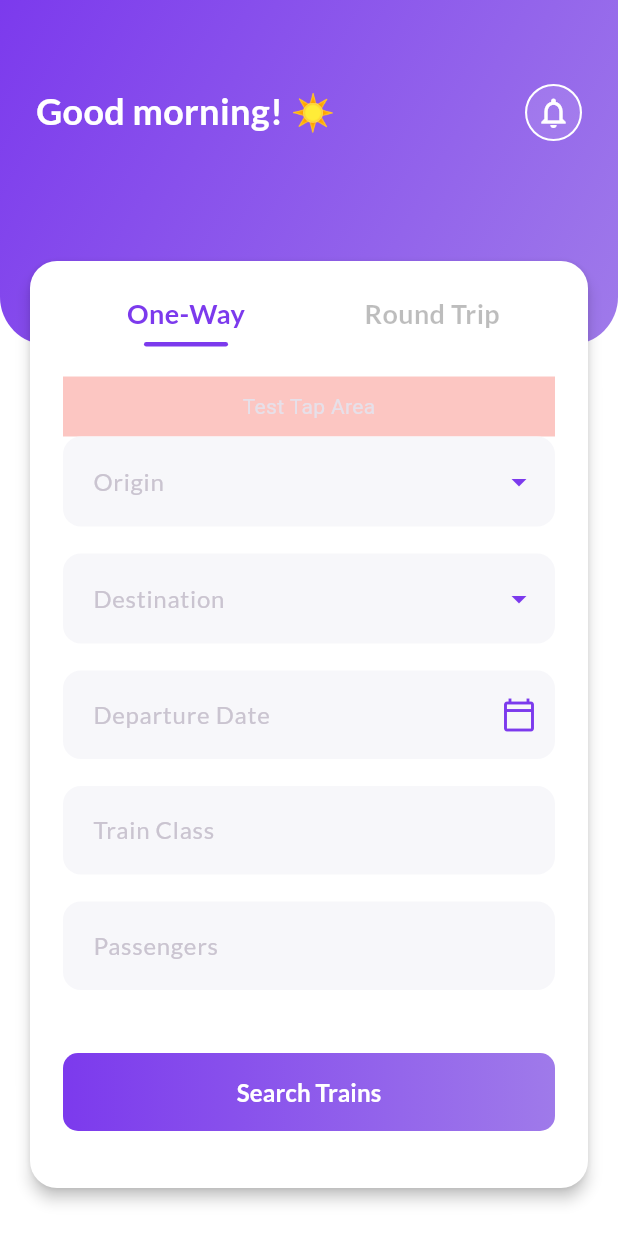
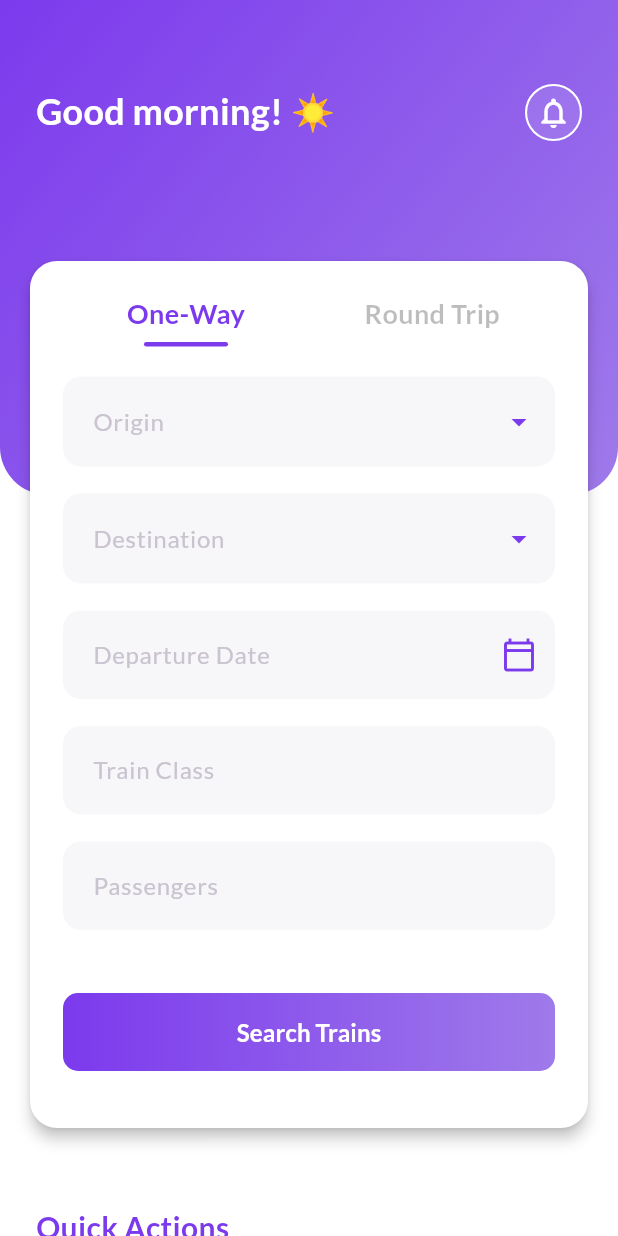
Before and after one commit to abhishek1021/train-booking-app, a Flutter app: the SearchTab screen opened directly, on a phone screen of 412 x 824 dp. Run offline on Flutter 3.47's test engine with Material 3 defaults, Android fonts, the phone set to English and light mode, and no system bars; our stand-ins replace dio, flutter_neumorphic_plus, flutter_svg, shared_preferences; accounts and stored records are empty; network calls fail.

Commit message:
Added train search screen and fixes in UI in search screen

```diff
--- a/mobile/lib/screens/home/tabs/search_tab.dart
+++ b/mobile/lib/screens/home/tabs/search_tab.dart
@@ -4,6 +4,7 @@ import 'dart:convert';
 import 'package:dio/dio.dart';
 import 'package:train_booking_app/api_constants.dart';
 import 'package:train_booking_app/screens/city_search_screen.dart';
+import 'package:train_booking_app/screens/train_search_results_screen.dart'; // Add this line
 
 class SearchTab extends StatefulWidget {
   const SearchTab({Key? key}) : super(key: key);
@@ -29,19 +30,50 @@ class _SearchTabState extends State<SearchTab> {
 
   final String citiesEndpoint = "${ApiConstants.baseUrl}/api/v1/cities";
 
-  @override
-  void initState() {
-    super.initState();
-    _loadUsername();
-    _fetchCities();
-    WidgetsBinding.instance.addPostFrameCallback((_) => _updateSearchCardHeight());
+  String _getGreetingEmoji() {
+    final hour = DateTime.now().hour;
+    if (hour >= 5 && hour < 12) {
+      return '☀️';
+    } else if (hour >= 12 && hour < 17) {
+      return '🌤️';
+    } else if (hour >= 17 && hour < 21) {
+      return '🌆';
+    } else {
+      return '🌙';
+    }
   }
 
-  @override
-  void dispose() {
-    originController.dispose();
-    destinationController.dispose();
-    super.dispose();
+  String _getGreeting() {
+    final hour = DateTime.now().hour;
+    if (hour >= 5 && hour < 12) {
+      return 'Good morning! ';
+    } else if (hour >= 12 && hour < 17) {
+      return 'Good afternoon ';
+    } else if (hour >= 17 && hour < 21) {
+      return 'Good evening ';
+    } else {
+      return 'Good night ';
+    }
+  }
+
+  String _toCamelCase(String? input) {
+    if (input == null || input.trim().isEmpty) return '';
+    final words = input.trim().split(RegExp(r'[_\s]+'));
+    return words.map((w) => w.isEmpty ? '' : w[0].toUpperCase() + w.substring(1).toLowerCase()).join(' ');
+  }
+
+  void _updateSearchCardHeight() {
+    WidgetsBinding.instance.addPostFrameCallback((_) {
+      final context = _searchCardKey.currentContext;
+      if (context != null) {
+        final newHeight = context.size?.height ?? 0;
+        if ((_searchCardHeight - newHeight).abs() > 2) {
+          setState(() {
+            _searchCardHeight = newHeight;
+          });
+        }
+      }
+    });
   }
 
   Future<void> _fetchCities() async {
@@ -76,71 +108,33 @@ class _SearchTabState extends State<SearchTab> {
     });
   }
 
-  String _getGreeting() {
-    final hour = DateTime.now().hour;
-    if (hour >= 5 && hour < 12) {
-      return 'Good morning! ☀️';
-    } else if (hour >= 12 && hour < 17) {
-      return 'Good afternoon 🌤️';
-    } else if (hour >= 17 && hour < 21) {
-      return 'Good evening 🌆';
-    } else {
-      return 'Good night 🌙';
-    }
+  @override
+  void initState() {
+    super.initState();
+    _loadUsername();
+    _fetchCities();
+    WidgetsBinding.instance.addPostFrameCallback((_) => _updateSearchCardHeight());
   }
 
-  String _toCamelCase(String? input) {
-    if (input == null || input.trim().isEmpty) return '';
-    final words = input.trim().split(RegExp(r'[_\s]+'));
-    return words.map((w) => w.isEmpty ? '' : w[0].toUpperCase() + w.substring(1).toLowerCase()).join(' ');
-  }
-
-  void _updateSearchCardHeight() {
-    WidgetsBinding.instance.addPostFrameCallback((_) {
-      final context = _searchCardKey.currentContext;
-      if (context != null) {
-        final newHeight = context.size?.height ?? 0;
-        if ((_searchCardHeight - newHeight).abs() > 2) {
-          setState(() {
-            _searchCardHeight = newHeight;
-          });
-        }
-      }
-    });
+  @override
+  void dispose() {
+    originController.dispose();
+    destinationController.dispose();
+    super.dispose();
   }
 
   @override
   Widget build(BuildContext context) {
-    print("SearchTab build");
-    // Button style matching previous screens
-    final ButtonStyle primaryButtonStyle = ElevatedButton.styleFrom(
-      padding: const EdgeInsets.symmetric(vertical: 16),
-      shape: RoundedRectangleBorder(borderRadius: BorderRadius.circular(10)),
-      backgroundColor: const Color(0xFF7C3AED),
-      textStyle: const TextStyle(
-        inherit: true,
-        fontFamily: 'Lato',
-        fontWeight: FontWeight.bold,
-        fontSize: 16,
-      ),
-      minimumSize: const Size.fromHeight(52),
-    );
-
     return Scaffold(
       backgroundColor: Colors.white,
       body: SingleChildScrollView(
         child: Column(
           crossAxisAlignment: CrossAxisAlignment.stretch,
           children: [
-            // Stack for gradient header and floating search card
-            Stack(
-              clipBehavior: Clip.none,
-              children: [
-                // Gradient header wrapped in IgnorePointer
-                IgnorePointer(
-                  child: Container(
+            // Gradient header (now scrolls with content)
+            Container(
               width: double.infinity,
-                    height: 230,
+              height: 330,
               decoration: const BoxDecoration(
                 gradient: LinearGradient(
                   colors: [Color(0xFF7C3AED), Color(0xFF9F7AEA)],
@@ -162,10 +156,10 @@ class _SearchTabState extends State<SearchTab> {
                       children: [
                         Expanded(
                           child: Text(
-                                  _getGreeting(),
+                            _getGreeting() + _getGreetingEmoji(),
                             style: TextStyle(
                               fontFamily: 'Lato',
-                                    fontFamilyFallback: ['NotoColorEmoji'],
+                              fontFamilyFallback: ['NotoColorEmoji', 'Segoe UI Emoji', 'Apple Color Emoji'],
                               fontWeight: FontWeight.bold,
                               fontSize: 24,
                               color: Colors.white,
@@ -193,19 +187,12 @@ class _SearchTabState extends State<SearchTab> {
                 ),
               ),
             ),
-                ),
-                // Floating Search Card
-                Positioned(
-                  left: 0,
-                  right: 0,
-                  top: 170, // Overlap the bottom of the gradient
+            // Overlapping search card
+            Transform.translate(
+              offset: Offset(0, -160), // Overlap header visually
               child: Padding(
                 padding: const EdgeInsets.symmetric(horizontal: 16),
-                    child: AnimatedSize(
-                      duration: const Duration(milliseconds: 250),
-                      curve: Curves.easeInOut,
                 child: Card(
-                        key: _searchCardKey,
                   color: Colors.white,
                   elevation: 4,
                   shape: RoundedRectangleBorder(borderRadius: BorderRadius.circular(18)),
@@ -214,7 +201,7 @@ class _SearchTabState extends State<SearchTab> {
                     child: Column(
                       crossAxisAlignment: CrossAxisAlignment.stretch,
                       children: [
-                              // Tabs
+                        // Tabs for One-Way and Round Trip
                         Row(
                           children: [
                             Expanded(
@@ -223,13 +210,11 @@ class _SearchTabState extends State<SearchTab> {
                                   setState(() {
                                     _selectedTabIndex = 0;
                                   });
-                                        _updateSearchCardHeight();
                                 },
                                 child: Column(
                                   children: [
                                     Text('One-Way',
                                       style: TextStyle(
-                                              inherit: true,
                                         fontFamily: 'Lato',
                                         fontWeight: FontWeight.bold,
                                         fontSize: 18,
@@ -252,13 +237,11 @@ class _SearchTabState extends State<SearchTab> {
                                   setState(() {
                                     _selectedTabIndex = 1;
                                   });
-                                        _updateSearchCardHeight();
                                 },
                                 child: Column(
                                   children: [
                                     Text('Round Trip',
                                       style: TextStyle(
-                                              inherit: true,
                                         fontFamily: 'Lato',
                                         fontWeight: FontWeight.bold,
                                         fontSize: 18,
@@ -279,22 +262,10 @@ class _SearchTabState extends State<SearchTab> {
                         ),
                         const SizedBox(height: 20),
                         if (_selectedTabIndex == 0)
-                                // One-Way UI (existing search fields)
+                          // One-Way UI
                           Column(
                             crossAxisAlignment: CrossAxisAlignment.stretch,
                             children: [
-                                    // Add a temporary GestureDetector above the Origin TextFormField for tap debugging
-                                    GestureDetector(
-                                      onTap: () {
-                                        print("Test GestureDetector tapped");
-                                      },
-                                      child: Container(
-                                        height: 40,
-                                        color: Colors.red.withOpacity(0.3),
-                                        child: Center(child: Text('Test Tap Area')),
-                                      ),
-                                    ),
-                                    // Origin
                               TextFormField(
                                 readOnly: true,
                                 controller: originController,
@@ -307,9 +278,8 @@ class _SearchTabState extends State<SearchTab> {
                                   contentPadding: EdgeInsets.symmetric(horizontal: 16, vertical: 18),
                                   suffixIcon: const Icon(Icons.arrow_drop_down, color: Color(0xFF7C3AED)),
                                 ),
-                                      style: const TextStyle(fontFamily: 'Lato', fontWeight: FontWeight.bold, fontSize: 16),
+                                style: const TextStyle(fontFamily: 'Lato', fontWeight: FontWeight.bold, fontSize: 16, color: Colors.black),
                                 onTap: () async {
-                                        print("Tapped Origin TextField");
                                   final city = await Navigator.push(
                                     context,
                                     MaterialPageRoute(
@@ -331,7 +301,6 @@ class _SearchTabState extends State<SearchTab> {
                                 },
                               ),
                               const SizedBox(height: 18),
-                                    // Destination
                               TextFormField(
                                 readOnly: true,
                                 controller: destinationController,
@@ -344,9 +313,8 @@ class _SearchTabState extends State<SearchTab> {
                                   contentPadding: EdgeInsets.symmetric(horizontal: 16, vertical: 18),
                                   suffixIcon: const Icon(Icons.arrow_drop_down, color: Color(0xFF7C3AED)),
                                 ),
-                                      style: const TextStyle(fontFamily: 'Lato', fontWeight: FontWeight.bold, fontSize: 16),
+                                style: const TextStyle(fontFamily: 'Lato', fontWeight: FontWeight.bold, fontSize: 16, color: Colors.black),
                                 onTap: () async {
-                                        print("Tapped Destination TextField");
                                   final city = await Navigator.push(
                                     context,
                                     MaterialPageRoute(
@@ -368,7 +336,6 @@ class _SearchTabState extends State<SearchTab> {
                                 },
                               ),
                               const SizedBox(height: 18),
-                                    // Date Picker
                               GestureDetector(
                                 onTap: () async {
                                   final picked = await showDatePicker(
@@ -379,7 +346,6 @@ class _SearchTabState extends State<SearchTab> {
                                   );
                                   if (picked != null) {
                                     setState(() => selectedDate = picked);
-                                          _updateSearchCardHeight();
                                   }
                                 },
                                 child: AbsorbPointer(
@@ -401,7 +367,6 @@ class _SearchTabState extends State<SearchTab> {
                                 ),
                               ),
                               const SizedBox(height: 18),
-                                    // Train Class
                               TextFormField(
                                 decoration: InputDecoration(
                                   labelText: 'Train Class',
@@ -414,7 +379,6 @@ class _SearchTabState extends State<SearchTab> {
                                 style: const TextStyle(fontFamily: 'Lato', fontSize: 15, color: Colors.black87),
                               ),
                               const SizedBox(height: 18),
-                                    // Passenger
                               TextFormField(
                                 decoration: InputDecoration(
                                   labelText: 'Passengers',
@@ -430,7 +394,14 @@ class _SearchTabState extends State<SearchTab> {
                               SizedBox(
                                 width: double.infinity,
                                 child: ElevatedButton(
-                                        onPressed: () {},
+                                  onPressed: () {
+                                    Navigator.push(
+                                      context,
+                                      MaterialPageRoute(
+                                        builder: (context) => const TrainSearchResultsScreen(),
+                                      ),
+                                    );
+                                  },
                                   style: ElevatedButton.styleFrom(
                                     padding: const EdgeInsets.symmetric(vertical: 16),
                                     shape: RoundedRectangleBorder(
@@ -477,18 +448,6 @@ class _SearchTabState extends State<SearchTab> {
                           Column(
                             crossAxisAlignment: CrossAxisAlignment.stretch,
                             children: [
-                                    // Add a temporary GestureDetector above the Origin TextFormField for tap debugging
-                                    GestureDetector(
-                                      onTap: () {
-                                        print("Test GestureDetector tapped");
-                                      },
-                                      child: Container(
-                                        height: 40,
-                                        color: Colors.red.withOpacity(0.3),
-                                        child: Center(child: Text('Test Tap Area')),
-                                      ),
-                                    ),
-                                    // Origin
                               TextFormField(
                                 readOnly: true,
                                 controller: originController,
@@ -501,9 +460,8 @@ class _SearchTabState extends State<SearchTab> {
                                   contentPadding: EdgeInsets.symmetric(horizontal: 16, vertical: 18),
                                   suffixIcon: const Icon(Icons.arrow_drop_down, color: Color(0xFF7C3AED)),
                                 ),
-                                      style: const TextStyle(fontFamily: 'Lato', fontWeight: FontWeight.bold, fontSize: 16),
+                                style: const TextStyle(fontFamily: 'Lato', fontWeight: FontWeight.bold, fontSize: 16, color: Colors.black),
                                 onTap: () async {
-                                        print("Tapped Origin TextField");
                                   final city = await Navigator.push(
                                     context,
                                     MaterialPageRoute(
@@ -525,7 +483,6 @@ class _SearchTabState extends State<SearchTab> {
                                 },
                               ),
                               const SizedBox(height: 18),
-                                    // Destination
                               TextFormField(
                                 readOnly: true,
                                 controller: destinationController,
@@ -538,9 +495,8 @@ class _SearchTabState extends State<SearchTab> {
                                   contentPadding: EdgeInsets.symmetric(horizontal: 16, vertical: 18),
                                   suffixIcon: const Icon(Icons.arrow_drop_down, color: Color(0xFF7C3AED)),
                                 ),
-                                      style: const TextStyle(fontFamily: 'Lato', fontWeight: FontWeight.bold, fontSize: 16),
+                                style: const TextStyle(fontFamily: 'Lato', fontWeight: FontWeight.bold, fontSize: 16, color: Colors.black),
                                 onTap: () async {
-                                        print("Tapped Destination TextField");
                                   final city = await Navigator.push(
                                     context,
                                     MaterialPageRoute(
@@ -572,7 +528,6 @@ class _SearchTabState extends State<SearchTab> {
                                   );
                                   if (picked != null) {
                                     setState(() => selectedDate = picked);
-                                          _updateSearchCardHeight();
                                   }
                                 },
                                 child: AbsorbPointer(
@@ -598,13 +553,12 @@ class _SearchTabState extends State<SearchTab> {
                                 onTap: () async {
                                   final picked = await showDatePicker(
                                     context: context,
-                                          initialDate: returnDate ?? selectedDate ?? DateTime.now(),
-                                          firstDate: selectedDate ?? DateTime.now(),
+                                    initialDate: returnDate ?? DateTime.now(),
+                                    firstDate: DateTime.now(),
                                     lastDate: DateTime.now().add(const Duration(days: 365)),
                                   );
                                   if (picked != null) {
                                     setState(() => returnDate = picked);
-                                          _updateSearchCardHeight();
                                   }
                                 },
                                 child: AbsorbPointer(
@@ -653,7 +607,14 @@ class _SearchTabState extends State<SearchTab> {
                               SizedBox(
                                 width: double.infinity,
                                 child: ElevatedButton(
-                                        onPressed: () {},
+                                  onPressed: () {
+                                    Navigator.push(
+                                      context,
+                                      MaterialPageRoute(
+                                        builder: (context) => const TrainSearchResultsScreen(),
+                                      ),
+                                    );
+                                  },
                                   style: ElevatedButton.styleFrom(
                                     padding: const EdgeInsets.symmetric(vertical: 16),
                                     shape: RoundedRectangleBorder(
@@ -701,31 +662,55 @@ class _SearchTabState extends State<SearchTab> {
                 ),
               ),
             ),
+            Transform.translate(
+              offset: Offset(0, -120), // Move label+quick actions up together
+              child: Column(
+                crossAxisAlignment: CrossAxisAlignment.stretch,
+                children: [
+                  Padding(
+                    padding: const EdgeInsets.only(left: 24, right: 24, top: 8, bottom: 0),
+                    child: Column(
+                      crossAxisAlignment: CrossAxisAlignment.start,
+                      children: const [
+                        Text(
+                          'Quick Actions',
+                          style: TextStyle(
+                            fontFamily: 'Lato',
+                            fontWeight: FontWeight.bold,
+                            fontSize: 20,
+                            color: Color(0xFF7C3AED),
+                          ),
+                        ),
+                        SizedBox(height: 5),
+                        Padding(
+                          padding: EdgeInsets.only(bottom: 12),
+                          child: Text(
+                            'Access frequent services instantly',
+                            style: TextStyle(
+                              fontFamily: 'Lato',
+                              fontSize: 14,
+                              color: Colors.black54,
+                            ),
+                          ),
                         ),
                       ],
                     ),
-            // Dynamically sized gap below the floating search card
-            SizedBox(height: (_searchCardHeight > 0 ? (_searchCardHeight - 40) : 120)),
-            // Quick Actions Card (below the floating card, not in Stack)
+                  ),
                   Padding(
-              padding: const EdgeInsets.symmetric(horizontal: 16.0, vertical: 8.0),
+                    padding: const EdgeInsets.symmetric(horizontal: 16), // Match search card horizontal padding
                     child: Card(
+                      shape: RoundedRectangleBorder(borderRadius: BorderRadius.circular(16)),
+                      elevation: 2,
                       color: Colors.white,
-                elevation: 4,
-                shape: RoundedRectangleBorder(borderRadius: BorderRadius.circular(18)),
                       child: Padding(
-                  padding: const EdgeInsets.all(18.0),
-                  child: Column(
-                    crossAxisAlignment: CrossAxisAlignment.start,
-                    children: [
-                      const Text('Quick Actions', style: TextStyle(fontFamily: 'Lato', fontWeight: FontWeight.bold, fontSize: 18, color: Colors.black)),
-                      const SizedBox(height: 18),
-                      GridView.count(
-                        crossAxisCount: 4,
+                        padding: const EdgeInsets.symmetric(vertical: 12, horizontal: 16),
+                        child: GridView.count(
+                          crossAxisCount: 3,
                           shrinkWrap: true,
                           physics: NeverScrollableScrollPhysics(),
-                        mainAxisSpacing: 18,
-                        crossAxisSpacing: 12,
+                          childAspectRatio: 1.2,
+                          mainAxisSpacing: 8,
+                          crossAxisSpacing: 8,
                           children: const [
                             _QuickAction(icon: Icons.event_available, label: 'Check Booking'),
                             _QuickAction(icon: Icons.repeat, label: 'Re-Schedule'),
@@ -741,9 +726,10 @@ class _SearchTabState extends State<SearchTab> {
                             _QuickAction(icon: Icons.wallet, label: 'Wallet'),
                           ],
                         ),
-                    ],
                       ),
                     ),
+                  ),
+                ],
               ),
             ),
           ],
```
Also changed, not shown: mobile/lib/screens/city_search_screen.dart (+44 -13 lines), mobile/lib/screens/train_search_results_screen.dart (added, +340 -0 lines). Lines whose indentation alone changed are shown as unchanged.
